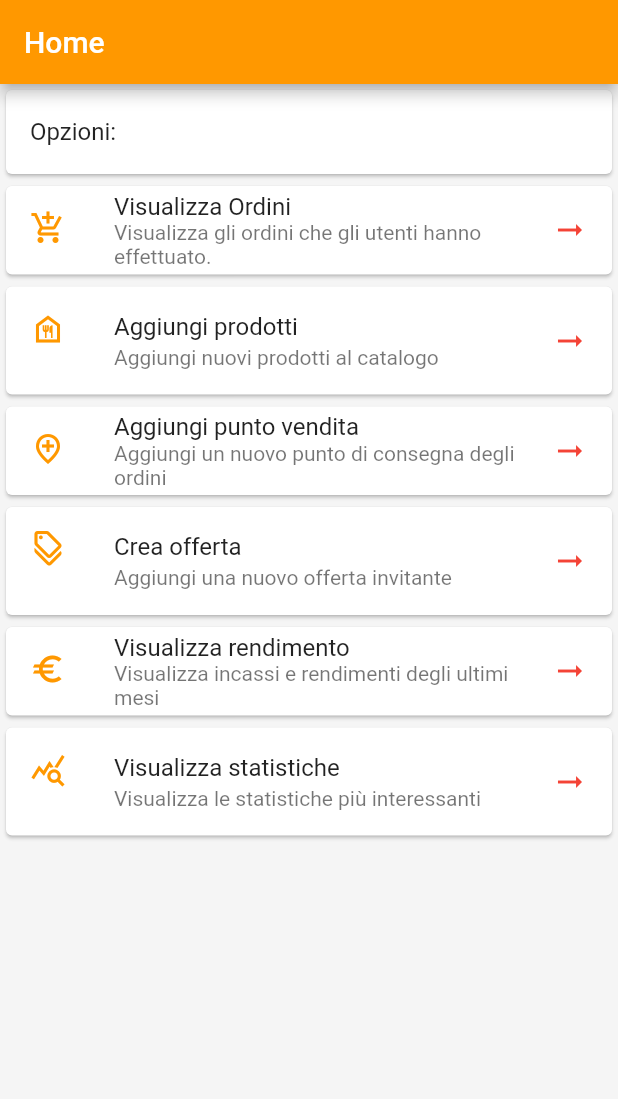
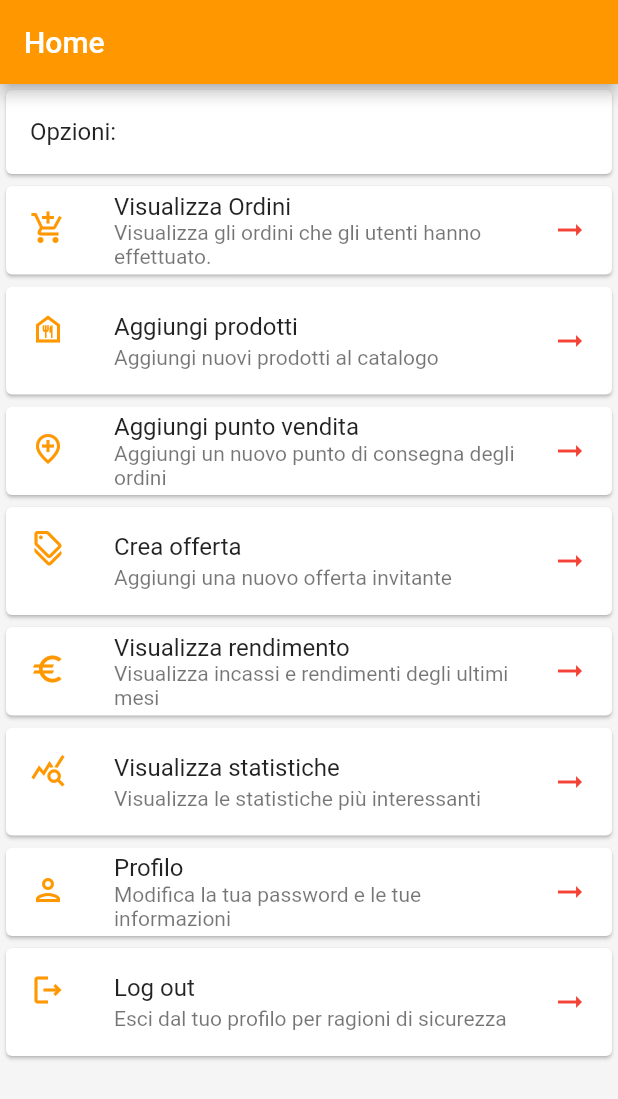
Before and after one commit to michele25-10/SandwechesGestionale, a Flutter app: the screen it shows after launch, after a tap on "Accedi", on a phone screen of 412 x 824 dp. Shown: the top 1099 px of the screen. Run offline on Flutter 3.47's test engine with Material 2 defaults, Android fonts, the phone set to English and light mode, and no system bars.

Commit message:
Aggiunti altri due listtile nella home (profile, logout)

```diff
--- a/sandweches_admin/lib/pages/Home.dart
+++ b/sandweches_admin/lib/pages/Home.dart
@@ -51,14 +51,6 @@ class LisTileExample extends StatelessWidget {
               Icons.arrow_right_alt,
               color: Colors.red,
             ),
-            onTap: () {
-              Navigator.push(
-                context,
-                MaterialPageRoute(
-                  builder: (context) => ViewOrder(),
-                ),
-              );
-            },
           ),
         ),
         Card(
@@ -132,6 +124,34 @@ class LisTileExample extends StatelessWidget {
                 color: Colors.red,
               ),
               isThreeLine: false),
+        ),
+        Card(
+          child: ListTile(
+              leading: Icon(
+                Icons.person_outlined,
+                color: Colors.orange,
+              ),
+              title: Text('Profilo'),
+              subtitle: Text('Modifica la tua password e le tue informazioni'),
+              trailing: Icon(
+                Icons.arrow_right_alt,
+                color: Colors.red,
+              ),
+              isThreeLine: false),
+        ),
+        Card(
+          child: ListTile(
+              leading: Icon(
+                Icons.logout_outlined,
+                color: Colors.orange,
+              ),
+              title: Text('Log out'),
+              subtitle: Text('Esci dal tuo profilo per ragioni di sicurezza'),
+              trailing: Icon(
+                Icons.arrow_right_alt,
+                color: Colors.red,
+              ),
+              isThreeLine: false),
         )
       ],
     );
```
